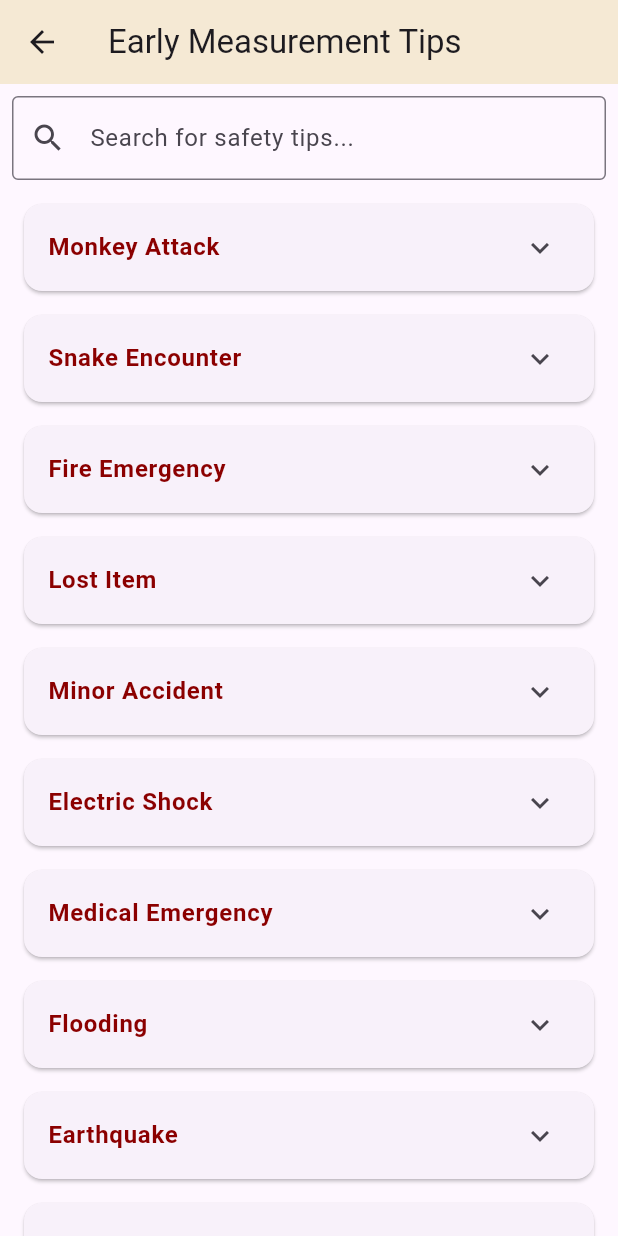
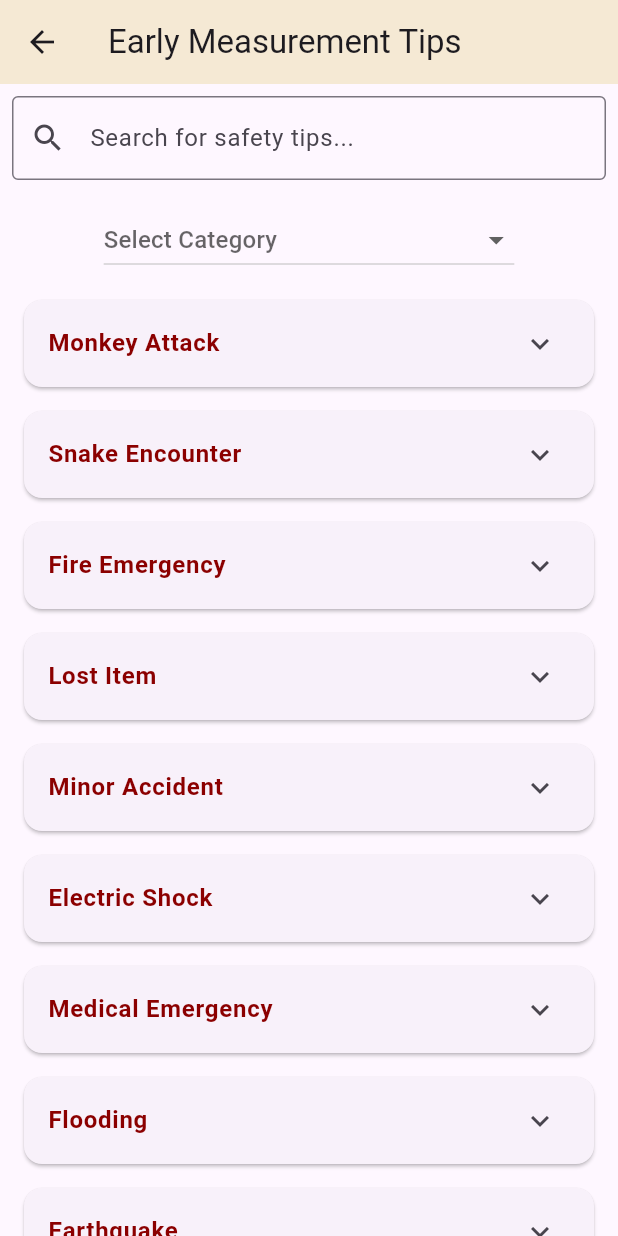
Before and after one commit to kdjhzhr/UTMSafe, a Flutter app: the EarlyMeasurementPage screen opened directly, on a phone screen of 412 x 824 dp. Run offline on Flutter 3.47's test engine with Material 3 defaults, Android fonts, the phone set to English and light mode, and no system bars; our stand-ins replace cloud_firestore, firebase_auth, firebase_core, firebase_storage, fl_chart, image_picker; accounts and stored records are empty.

Commit message:
add category filter for safety tips

```diff
--- a/lib/safety.dart
+++ b/lib/safety.dart
@@ -13,6 +13,14 @@ class _EarlyMeasurementPageState extends State<EarlyMeasurementPage> {
   final FirebaseFirestore _firestore = FirebaseFirestore.instance;
   TextEditingController _searchController = TextEditingController();
   List<Map<String, dynamic>> _filteredTips = [];
+  String? _selectedCategory;
+
+  final List<String> _categories = [
+    'All',
+    'Environmental & Natural Disasters',
+    'Health & First Aid',
+    'Safety & Security',
+  ];
 
   final List<Map<String, dynamic>> _safetyTips = [
     {
@@ -26,6 +34,7 @@ class _EarlyMeasurementPageState extends State<EarlyMeasurementPage> {
       ],
       'comments': [],
       'likes': 0,
+      'category': 'Safety & Security',
     },
     {
       'id': 'snake_encounter',
@@ -38,6 +47,7 @@ class _EarlyMeasurementPageState extends State<EarlyMeasurementPage> {
       ],
       'comments': [],
       'likes': 0,
+      'category': 'Safety & Security'
     },
     {
       'id': 'fire_emergency',
@@ -62,6 +72,7 @@ class _EarlyMeasurementPageState extends State<EarlyMeasurementPage> {
       ],
       'comments': [],
       'likes': 0,
+      'category': 'Safety & Security'
     },
     {
       'id': 'minor_accident',
@@ -74,6 +85,7 @@ class _EarlyMeasurementPageState extends State<EarlyMeasurementPage> {
       ],
       'comments': [],
       'likes': 0,
+      'category': 'Health & First Aid'
     },
     {
       'id': 'electric_shock',
@@ -86,6 +98,7 @@ class _EarlyMeasurementPageState extends State<EarlyMeasurementPage> {
       ],
       'comments': [],
       'likes': 0,
+      'category': 'Health & First Aid'
     },
     {
       'id': 'medical_emergency',
@@ -98,6 +111,7 @@ class _EarlyMeasurementPageState extends State<EarlyMeasurementPage> {
       ],
       'comments': [],
       'likes': 0,
+      'category': 'Health & First Aid'
     },
     {
       'id': 'flooding',
@@ -110,6 +124,7 @@ class _EarlyMeasurementPageState extends State<EarlyMeasurementPage> {
       ],
       'comments': [],
       'likes': 0,
+      'category': 'Environmental & Natural Disasters'
     },
     {
       'id': 'earthquake',
@@ -122,6 +137,7 @@ class _EarlyMeasurementPageState extends State<EarlyMeasurementPage> {
       ],
       'comments': [],
       'likes': 0,
+      'category': 'Environmental & Natural Disasters'
     },
     {
       'id': 'building_collapse',
@@ -133,6 +149,7 @@ class _EarlyMeasurementPageState extends State<EarlyMeasurementPage> {
       ],
       'comments': [],
       'likes': 0,
+      'category': 'Environmental & Natural Disasters'
     },
     {
       'id': 'chemical_spill',
@@ -145,6 +162,7 @@ class _EarlyMeasurementPageState extends State<EarlyMeasurementPage> {
       ],
       'comments': [],
       'likes': 0,
+      'category': 'Environmental & Natural Disasters'
     },
     {
       'id': 'active_shooter',
@@ -157,6 +175,7 @@ class _EarlyMeasurementPageState extends State<EarlyMeasurementPage> {
       ],
       'comments': [],
       'likes': 0,
+      'category': 'Safety & Security'
     },
     {
       'id': 'heat_stroke',
@@ -169,6 +188,7 @@ class _EarlyMeasurementPageState extends State<EarlyMeasurementPage> {
       ],
       'comments': [],
       'likes': 0,
+      'category': 'Health & First Aid'
     },
     {
       'id': 'cpr',
@@ -183,6 +203,7 @@ class _EarlyMeasurementPageState extends State<EarlyMeasurementPage> {
       ],
       'comments': [],
       'likes': 0,
+      'category': 'Health & First Aid'
     },
     {
       'id': 'first_aid',
@@ -198,10 +219,19 @@ class _EarlyMeasurementPageState extends State<EarlyMeasurementPage> {
       ],
       'comments': [],
       'likes': 0,
+      'category': 'Health & First Aid'
     },
   ];
 
-  // Function to add a comment to Firebase Firestore
+  void _searchTips() {
+    String query = _searchController.text.toLowerCase();
+    setState(() {
+      _filteredTips = _safetyTips
+          .where((tip) => tip['title'].toLowerCase().contains(query))
+          .toList();
+    });
+  }
+
   Future<void> _addComment(String tipId) async {
     if (_commentController.text.isNotEmpty) {
       try {
@@ -252,7 +282,6 @@ class _EarlyMeasurementPageState extends State<EarlyMeasurementPage> {
     }
   }
 
-  // Function to get comments from Firestore
   Stream<QuerySnapshot> _getComments(String tipId) {
     return _firestore
         .collection('safety_tips')
@@ -269,12 +298,19 @@ class _EarlyMeasurementPageState extends State<EarlyMeasurementPage> {
     _searchController.addListener(_searchTips); // Set up search listener
   }
 
-  void _searchTips() {
+  void _filterTips() {
     String query = _searchController.text.toLowerCase();
     setState(() {
-      _filteredTips = _safetyTips
-          .where((tip) => tip['title'].toLowerCase().contains(query))
-          .toList();
+      _filteredTips = _safetyTips.where((tip) {
+        // Check if the tip title contains the search query
+        bool matchesSearch = tip['title'].toLowerCase().contains(query);
+
+        // Check if the tip category matches the selected category
+        bool matchesCategory =
+            _selectedCategory == 'All' || tip['category'] == _selectedCategory;
+
+        return matchesSearch && matchesCategory;
+      }).toList();
     });
   }
 
@@ -296,6 +332,26 @@ class _EarlyMeasurementPageState extends State<EarlyMeasurementPage> {
                 border: OutlineInputBorder(),
                 prefixIcon: Icon(Icons.search),
               ),
+            ),
+          ),
+          Padding(
+            padding: const EdgeInsets.all(8.0),
+            child: DropdownButton<String>(
+              value: _selectedCategory,
+              hint: Text('Select Category'),
+              onChanged: (newValue) {
+                setState(() {
+                  _selectedCategory = newValue;
+                  // Filter tips based on the selected category
+                  _filterTips();
+                });
+              },
+              items: _categories.map((String category) {
+                return DropdownMenuItem<String>(
+                  value: category,
+                  child: Text(category),
+                );
+              }).toList(),
             ),
           ),
           Expanded(
@@ -432,8 +488,7 @@ class _EarlyMeasurementPageState extends State<EarlyMeasurementPage> {
                                     itemBuilder: (context, commentIndex) {
                                       final comment = comments[commentIndex];
                                       return ListTile(
-                                        title:
-                                            Text(comment['text'] ?? 'No text'),
+                                        title: Text(comment['text']),
                                       );
                                     },
                                   );
```
